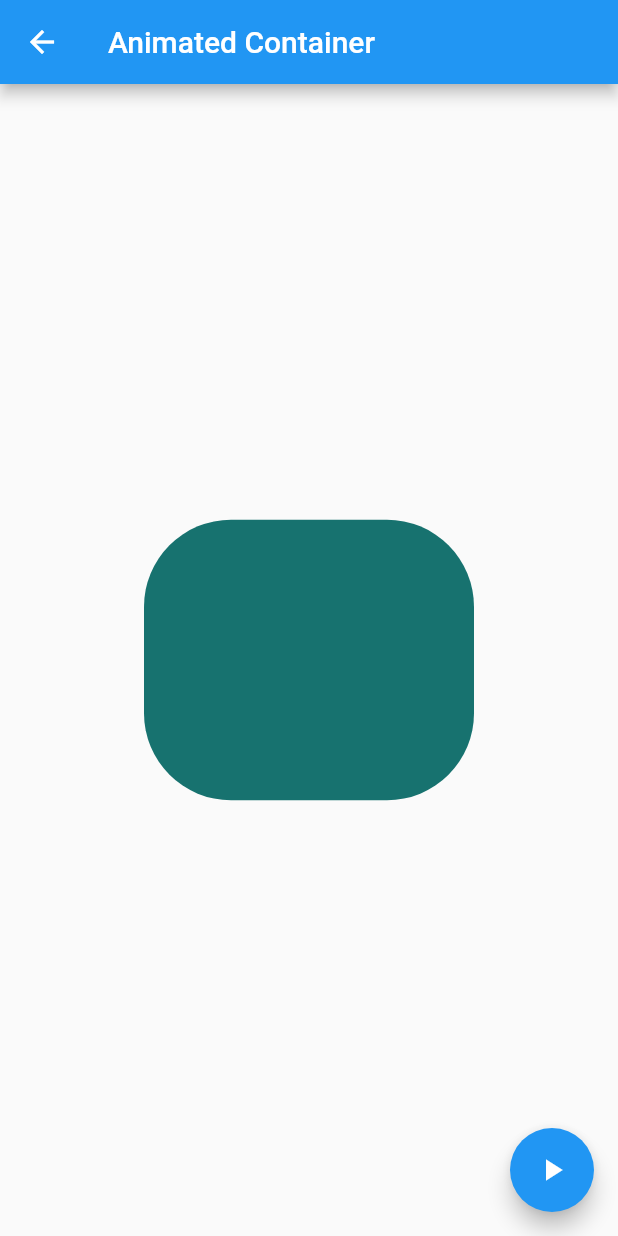
After one commit to nic0lasApp/flutter_components, a Flutter app: the AnimatedContainerPage screen opened by its route, after a tap on the "play arrow" icon, on a phone screen of 412 x 824 dp. The commit adds this screen. Run offline on Flutter 3.47's test engine with Material 2 defaults, Android fonts, the phone set to English and light mode, and no system bars.

Commit message:
feat: Se implementa página para container y animated container.

```diff
--- a/data/menu_opts.json
+++ b/data/menu_opts.json
@@ -15,6 +15,11 @@
             "ruta" : "card",
             "icon" : "folder_open",
             "texto": "Cards - Tarjetas"
+        },
+        {
+            "ruta" : "animatedContainer",
+            "icon" : "donut_large",
+            "texto": "Animated Container"
         }
     ]
 }
--- /dev/null
+++ b/lib/src/pages/animated_container.dart
@@ -0,0 +1,56 @@
+import 'dart:math';
+
+import 'package:flutter/material.dart';
+
+class AnimatedContainerPage extends StatefulWidget {
+  AnimatedContainerPage({Key? key}) : super(key: key);
+
+  @override
+  _AnimatedContainerPageState createState() => _AnimatedContainerPageState();
+}
+
+class _AnimatedContainerPageState extends State<AnimatedContainerPage> {
+  double _width = 50.0;
+  double _height = 50.0;
+  Color _color = Colors.pink;
+  BorderRadiusGeometry _borderRadius = BorderRadius.circular(8.0);
+
+  @override
+  Widget build(BuildContext context) {
+    return Scaffold(
+      appBar: AppBar(
+        title: Text('Animated Container'),
+      ),
+      body: Center(
+        child: AnimatedContainer(
+          duration: Duration(seconds: 1),
+          curve: Curves.fastOutSlowIn,
+          width: _width,
+          height: _height,
+          decoration: BoxDecoration(
+            borderRadius: _borderRadius,
+            color: _color,
+          ),
+        ),
+      ),
+      floatingActionButton: FloatingActionButton(
+        child: Icon(Icons.play_arrow),
+        onPressed: _cambiarForma,
+      ),
+    );
+  }
+
+  void _cambiarForma() {
+    final random = Random();
+
+    setState(
+      () {
+        _width = random.nextInt(300).toDouble();
+        _height += random.nextInt(300).toDouble();
+        _color = Color.fromRGBO(
+            random.nextInt(255), random.nextInt(255), random.nextInt(255), 1);
+        _borderRadius = BorderRadius.circular(random.nextInt(100).toDouble());
+      },
+    );
+  }
+}
--- a/lib/src/routes/routes.dart
+++ b/lib/src/routes/routes.dart
@@ -1,10 +1,11 @@
 // ignore_for_file: prefer_const_constructors
 
-import 'package:componentes/src/pages/card_pages.dart';
 import 'package:flutter/material.dart';
 import 'package:componentes/src/pages/alert_page.dart';
 import 'package:componentes/src/pages/avatar_page.dart';
 import 'package:componentes/src/pages/home_page.dart';
+import 'package:componentes/src/pages/animated_container.dart';
+import 'package:componentes/src/pages/card_pages.dart';
 
 Map<String, WidgetBuilder> getApplicationRoutes() {
   return <String, WidgetBuilder>{
@@ -12,5 +13,6 @@ Map<String, WidgetBuilder> getApplicationRoutes() {
     'alert': (BuildContext context) => AlertPage(),
     'avatar': (BuildContext context) => AvatarPage(),
     'card': (BuildContext context) => CardPage(),
+    'animatedContainer': (BuildContext context) => AnimatedContainerPage(),
   };
 }
--- a/lib/src/utils/icono_string_util.dart
+++ b/lib/src/utils/icono_string_util.dart
@@ -4,6 +4,7 @@ final _icons = <String, IconData>{
   'add_alert': Icons.add_alert,
   'accessibility': Icons.accessibility,
   'folder_open': Icons.folder_open,
+  'donut_large': Icons.donut_large,
 };
 
 Icon getIcon(String nombreIcono) {
```
